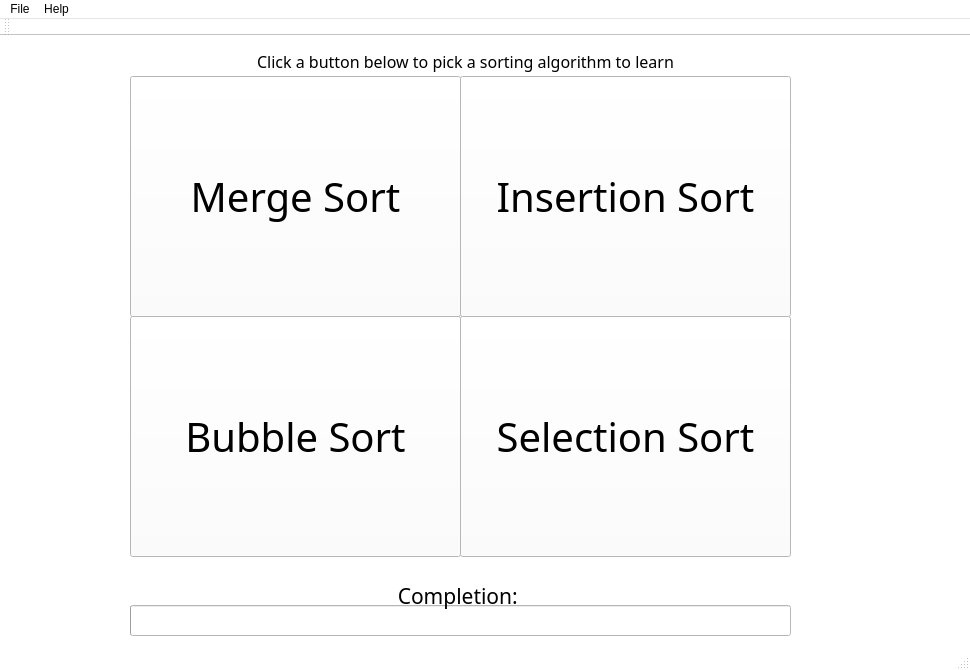
Qt form mainwindow.ui (JonWiggins/SortingAlgorithmGame) before a commit.
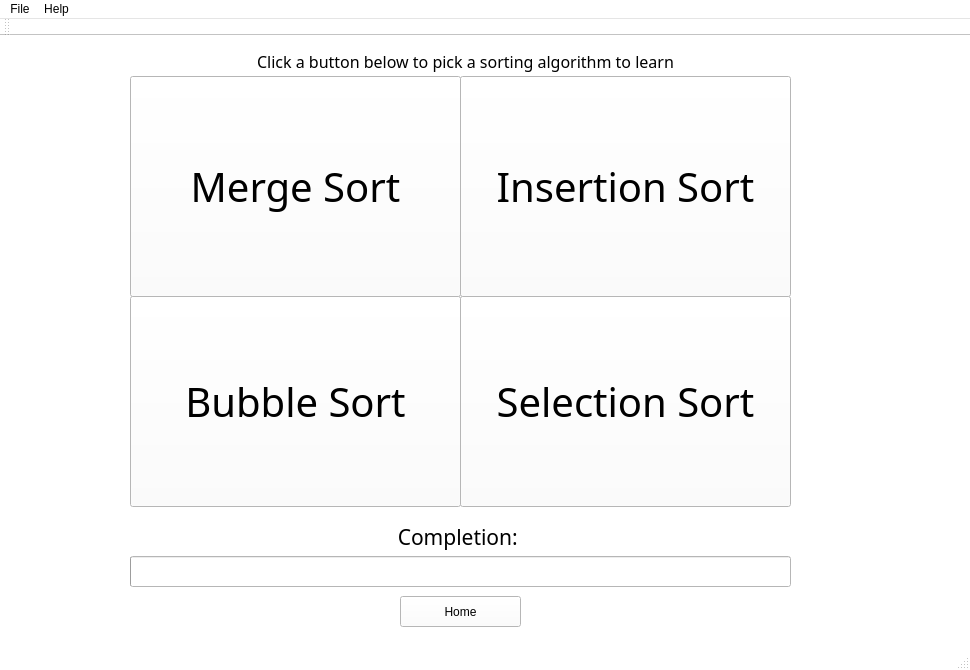
The same form after that commit. The open tabs and pages were chosen to show the change.

Commit message: so i can merge

The edit to the form file:
```diff
--- a/mainwindow.ui
+++ b/mainwindow.ui
@@ -927,7 +927,7 @@
         <x>120</x>
         <y>40</y>
         <width>331</width>
-        <height>241</height>
+        <height>221</height>
        </rect>
       </property>
       <property name="font">
@@ -946,7 +946,7 @@
         <x>450</x>
         <y>40</y>
         <width>331</width>
-        <height>241</height>
+        <height>221</height>
        </rect>
       </property>
       <property name="font">
@@ -963,9 +963,9 @@
       <property name="geometry">
        <rect>
         <x>120</x>
-        <y>280</y>
+        <y>260</y>
         <width>331</width>
-        <height>241</height>
+        <height>211</height>
        </rect>
       </property>
       <property name="font">
@@ -982,9 +982,9 @@
       <property name="geometry">
        <rect>
         <x>450</x>
-        <y>280</y>
+        <y>260</y>
         <width>331</width>
-        <height>241</height>
+        <height>211</height>
        </rect>
       </property>
       <property name="font">
@@ -1001,7 +1001,7 @@
       <property name="geometry">
        <rect>
         <x>120</x>
-        <y>569</y>
+        <y>520</y>
         <width>661</width>
         <height>31</height>
        </rect>
@@ -1023,7 +1023,7 @@
       <property name="geometry">
        <rect>
         <x>320</x>
-        <y>539</y>
+        <y>480</y>
         <width>261</width>
         <height>41</height>
        </rect>
@@ -1063,6 +1063,19 @@
        <set>Qt::AlignCenter</set>
       </property>
      </widget>
+     <widget class="QPushButton" name="BackToStart">
+      <property name="geometry">
+       <rect>
+        <x>390</x>
+        <y>560</y>
+        <width>121</width>
+        <height>31</height>
+       </rect>
+      </property>
+      <property name="text">
+       <string>Home</string>
+      </property>
+     </widget>
     </widget>
     <widget class="QWidget" name="SortInfo">
      <widget class="QPushButton" name="Home">
```
Left out of the diff: 2 changed lines with no effect on the pictures.
